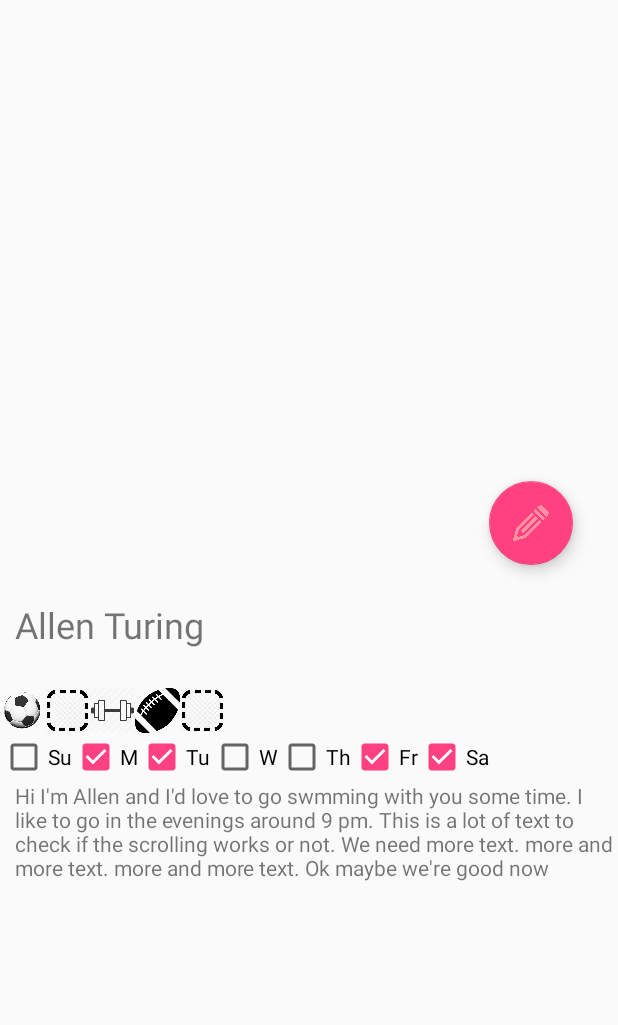
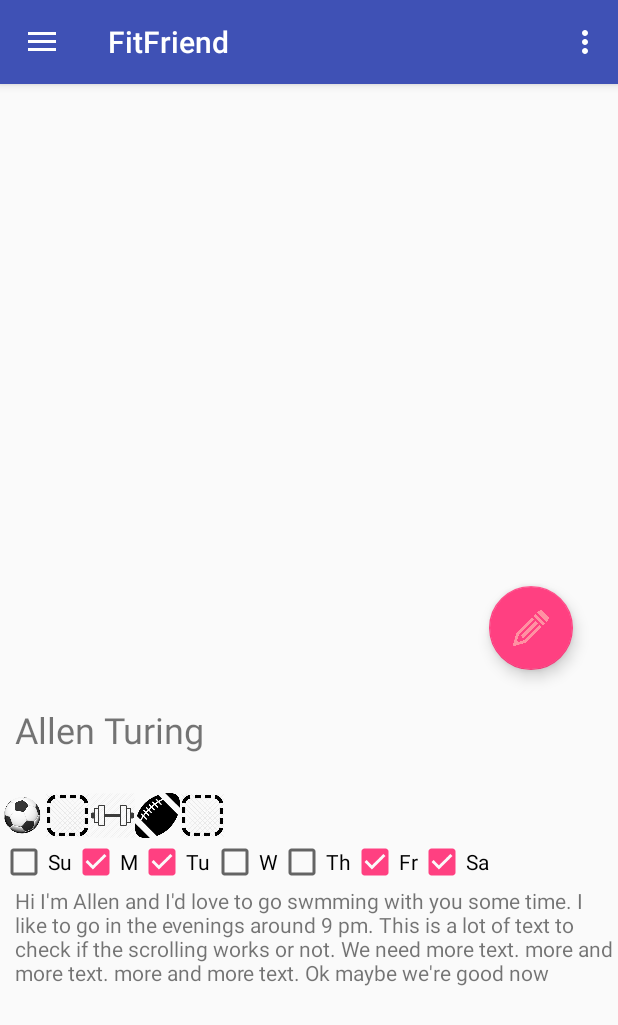
Before and after one commit to KurtPrice/FitFriend, an Android app: the ProfileActivity screen opened directly, with no data from a screen before it, on a phone screen of 412 x 824 dp. Shown: the top 1025 px of the screen. Run offline under Robolectric (Android 15) with nearby library versions, the phone set to English and light mode, and no system bars.

Commit message:
Fixed Navigation drawer bugs. Added drawer to profile and edit activities.

```diff
--- a/app/src/main/java/com/bignybble/fitfriend/ProfileActivity.java
+++ b/app/src/main/java/com/bignybble/fitfriend/ProfileActivity.java
@@ -16,14 +16,15 @@ import android.widget.Toast;
 
 import java.io.InputStream;
 
-public class ProfileActivity extends AppCompatActivity {
+public class ProfileActivity extends NavigationDrawerActivity {
 
     private Card userCard;
     private String[] daysOfWeek = {"Sun", "Mon", "Tue", "Wed", "Thu", "Fri", "Sat"};
     @Override
     protected void onCreate(Bundle savedInstanceState) {
+
+        setContentView(R.layout.activity_profile);
         super.onCreate(savedInstanceState);
-        setContentView(R.layout.activity_profile);
 
         userCard = new Card("Allen Turing", "https://upload.wikimedia.org/wikipedia/commons/thumb/a/a1/Alan_Turing_Aged_16.jpg/220px-Alan_Turing_Aged_16.jpg",
                 new boolean[] {false, true, true, false, false, true, true}, new char[] {'s', 'f', 'g'}, "10", "I made computers");
--- a/app/src/main/java/com/bignybble/fitfriend/SignupActivity.java
+++ b/app/src/main/java/com/bignybble/fitfriend/SignupActivity.java
@@ -35,7 +35,7 @@ public class SignupActivity extends AppCompatActivity implements View.OnClickLis
     private void startEditView(Card user){
         Intent startEdit = new Intent(this, EditProfileActivity.class);
         startEdit.putExtra("name", user.name);
-        startEdit.putExtra("email", emailView.getText().toString());
+        //startEdit.putExtra("email", emailView.getText().toString());
         startActivity(startEdit);
     }
 
--- a/app/src/main/res/layout/activity_profile.xml
+++ b/app/src/main/res/layout/activity_profile.xml
@@ -1,5 +1,12 @@
 <?xml version="1.0" encoding="utf-8"?>
-
+<android.support.v4.widget.DrawerLayout xmlns:android="http://schemas.android.com/apk/res/android"
+    xmlns:app="http://schemas.android.com/apk/res-auto"
+    xmlns:tools="http://schemas.android.com/tools"
+    android:id="@+id/drawer_layout"
+    android:layout_width="match_parent"
+    android:layout_height="match_parent"
+    android:fitsSystemWindows="true"
+    tools:openDrawer="start">
 <ScrollView xmlns:android="http://schemas.android.com/apk/res/android"
     xmlns:app="http://schemas.android.com/apk/res-auto"
     xmlns:tools="http://schemas.android.com/tools"
@@ -15,6 +22,7 @@
                     android:id="@+id/profile_pic"
                     android:layout_width="match_parent"
                     android:layout_height="400dp"
+                    android:layout_marginTop="70dp"
                     android:contentDescription="Profile Picture"
                      />
 
@@ -157,3 +165,20 @@
 
         </RelativeLayout>
     </ScrollView>
+
+
+        <include
+            layout="@layout/app_bar_navigation_drawer"
+            android:layout_width="match_parent"
+            android:layout_height="match_parent" />
+
+        <android.support.design.widget.NavigationView
+            android:id="@+id/nav_view"
+            android:layout_width="wrap_content"
+            android:layout_height="match_parent"
+            android:layout_gravity="start"
+            android:fitsSystemWindows="true"
+            app:headerLayout="@layout/nav_header_navigation_drawer"
+            app:menu="@menu/activity_navigation_drawer_drawer" />
+
+</android.support.v4.widget.DrawerLayout>
```
Also changed, not shown: app/src/main/java/com/bignybble/fitfriend/EditProfileActivity.java (+33 -2 lines), app/src/main/java/com/bignybble/fitfriend/RestClient.java (+38 -0 lines), app/src/main/res/layout/activity_edit_profile.xml (+26 -1 lines).
